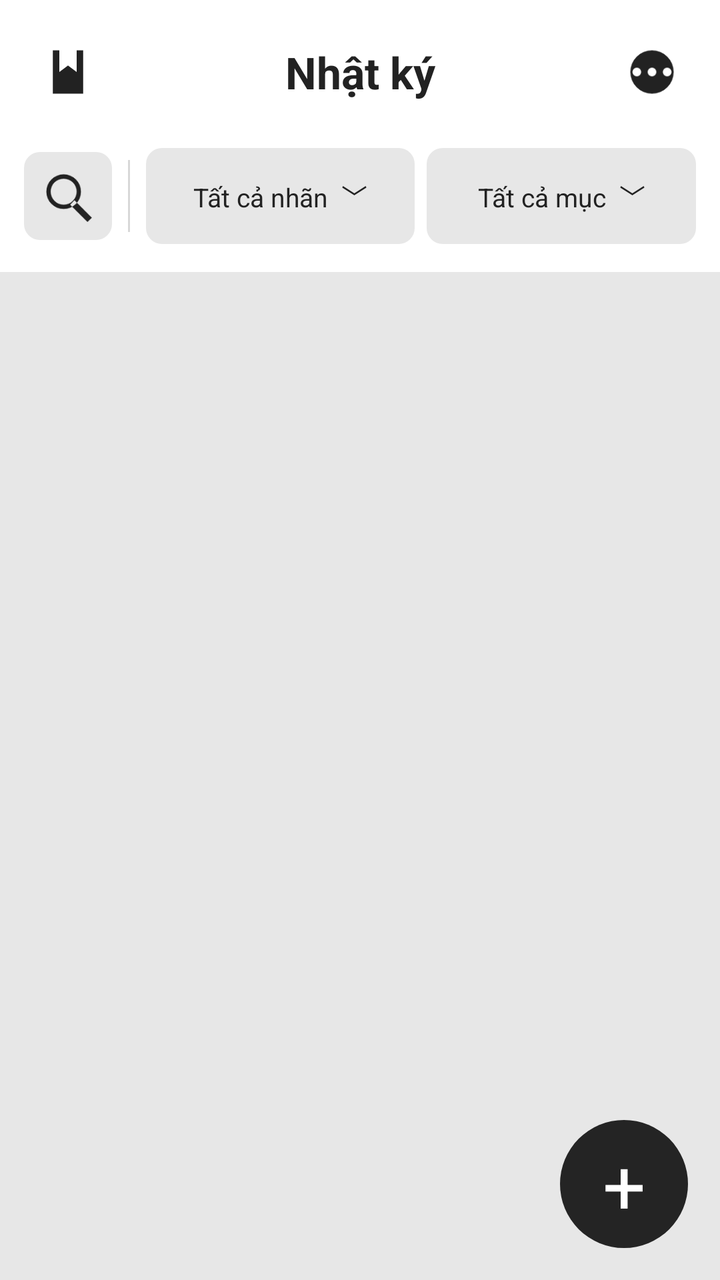
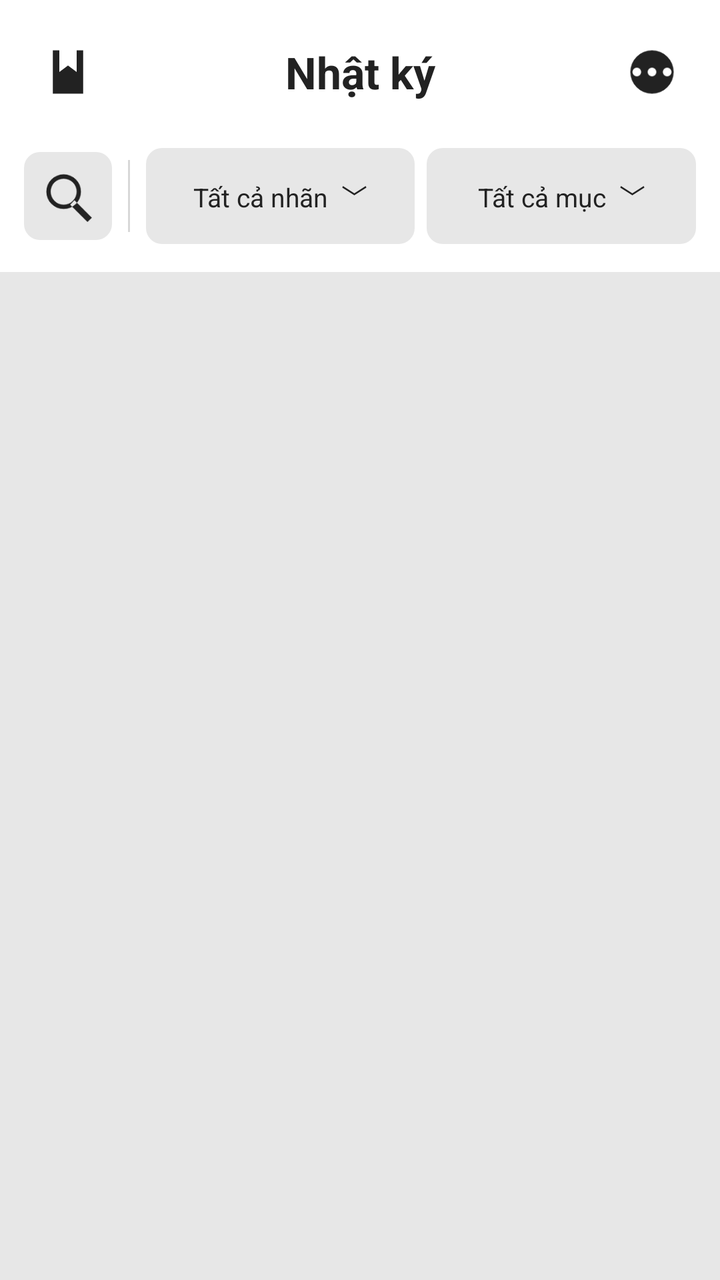

The first picture is an Android layout as it rendered before a commit; the second is the same layout after the commit. The layout source and the unified diff follow.
<!-- AndroidManifest.xml: application theme Theme.TaskManager -->
<!-- res/layout/screen_journal.xml -->
<?xml version="1.0" encoding="utf-8"?>
<FrameLayout xmlns:android="http://schemas.android.com/apk/res/android" xmlns:app="http://schemas.android.com/apk/res-auto" android:layout_width="match_parent" android:layout_height="match_parent" android:background="@color/workspace_canvas">
    <LinearLayout android:layout_width="match_parent" android:layout_height="match_parent" android:orientation="vertical">
        <LinearLayout android:layout_width="match_parent" android:layout_height="72dp" android:padding="12dp" android:background="@color/workspace_surface" android:gravity="center_vertical">
            <ImageButton android:id="@+id/journalBookmark" style="@style/IconButton" app:srcCompat="@drawable/ic_bookmark" android:contentDescription="Lọc kết quả đã đánh dấu" />
            <TextView android:id="@+id/journalToday" android:layout_width="0dp" android:layout_height="match_parent" android:layout_weight="1" android:text="Nhật ký" android:textSize="22sp" android:gravity="center" android:textStyle="bold" android:textColor="@color/workspace_text" />
            <ImageButton android:id="@+id/journalMore" style="@style/IconButton" app:srcCompat="@drawable/ic_more" android:contentDescription="Chọn ngày và tùy chọn Nhật ký" />
        </LinearLayout>
        <LinearLayout android:id="@+id/journalTools" android:layout_width="match_parent" android:layout_height="64dp" android:background="@color/workspace_surface" android:paddingStart="12dp" android:paddingEnd="12dp" android:paddingBottom="12dp" android:gravity="center_vertical">
            <ImageButton android:id="@+id/journalSearchToggle" style="@style/IconButton" android:background="@drawable/control_gray" app:srcCompat="@drawable/ic_search" android:contentDescription="Tìm công việc trong lịch sử" />
            <View android:layout_width="1dp" android:layout_height="36dp" android:layout_marginStart="8dp" android:layout_marginEnd="8dp" android:background="@color/workspace_line" />
            <Button android:id="@+id/journalFilter" style="@style/FlatButton" android:layout_width="0dp" android:layout_height="48dp" android:layout_weight="1" android:text="Tất cả nhãn  ﹀" android:textSize="13sp" />
            <Button android:id="@+id/journalItems" style="@style/FlatButton" android:layout_width="0dp" android:layout_height="48dp" android:layout_weight="1" android:layout_marginStart="6dp" android:text="Tất cả mục  ﹀" android:textSize="13sp" />
        </LinearLayout>
        <EditText android:id="@+id/journalSearch" android:layout_width="match_parent" android:layout_height="48dp" android:background="@color/workspace_surface" android:padding="12dp" android:visibility="gone" android:hint="Tìm công việc hoặc thói quen" android:inputType="text" android:singleLine="true" />
        <TextView android:id="@+id/journalSummary" android:layout_width="match_parent" android:layout_height="wrap_content" android:paddingStart="16dp" android:paddingTop="8dp" android:textSize="12sp" android:textColor="@color/workspace_muted" />
        <ScrollView android:layout_width="match_parent" android:layout_height="0dp" android:layout_weight="1" android:fillViewport="true" android:clipToPadding="false" android:padding="8dp" android:paddingBottom="88dp">
            <LinearLayout android:id="@+id/journalEntries" android:layout_width="match_parent" android:layout_height="wrap_content" android:orientation="vertical" />
        </ScrollView>
    </LinearLayout>
    <TextView android:id="@+id/addNote" style="@style/AddButton" android:layout_width="64dp" android:layout_height="64dp" android:layout_margin="16dp" android:background="@drawable/add_circle" android:textSize="38sp" android:contentDescription="Thêm công việc ở Trang chủ" />
</FrameLayout>
<!-- resources referenced by this layout -->
<resources>
  <color name="workspace_canvas">#E7E7E7</color>
  <color name="workspace_line">#D8D8D8</color>
  <color name="workspace_muted">#555555</color>
  <color name="workspace_surface">#FFFFFF</color>
  <color name="workspace_text">#222222</color>
  <!-- drawable add_circle (drawable) -->
  <shape xmlns:android="http://schemas.android.com/apk/res/android" android:shape="oval"><solid android:color="#242424" /></shape>
  <!-- drawable control_gray (drawable) -->
  <ripple xmlns:android="http://schemas.android.com/apk/res/android" android:color="#20808080"><item><shape><solid android:color="@color/workspace_control" /><corners android:radius="8dp" /></shape></item></ripple>
  <!-- drawable ic_bookmark (drawable) -->
  <vector xmlns:android="http://schemas.android.com/apk/res/android" android:width="24dp" android:height="24dp" android:viewportWidth="24" android:viewportHeight="24"><path android:fillColor="@color/workspace_text" android:fillType="evenOdd" android:pathData="M5,2L19,2L19,22L5,22Z M8,2L8,12L12,9L16,12L16,2Z" /></vector>
  <!-- drawable ic_more (drawable) -->
  <vector xmlns:android="http://schemas.android.com/apk/res/android" android:width="24dp" android:height="24dp" android:viewportWidth="24" android:viewportHeight="24"><path android:fillColor="@color/workspace_text" android:fillType="evenOdd" android:pathData="M12,2A10,10 0,1 0,12,22A10,10 0,1 0,12,2Z M5,10A2,2 0,1 0,5,14A2,2 0,1 0,5,10Z M12,10A2,2 0,1 0,12,14A2,2 0,1 0,12,10Z M19,10A2,2 0,1 0,19,14A2,2 0,1 0,19,10Z" /></vector>
  <!-- drawable ic_search (drawable) -->
  <vector xmlns:android="http://schemas.android.com/apk/res/android" android:width="24dp" android:height="24dp" android:viewportWidth="24" android:viewportHeight="24"><path android:fillColor="@color/workspace_text" android:fillType="evenOdd" android:pathData="M10,2A8,8 0,1 0,10,18A8,8 0,1 0,10,2Z M10,4A6,6 0,1 1,10,16A6,6 0,1 1,10,4Z M15,14L23,22L21,24L13,16Z" /></vector>
  <style name="FlatButton" parent="Widget.AppCompat.Button">
    <item name="android:background">@drawable/control_gray</item><item name="android:backgroundTint">@null</item><item name="backgroundTint">@null</item>
    <item name="android:textColor">@color/workspace_text</item><item name="android:textAllCaps">false</item><item name="android:textSize">16sp</item>
    <item name="android:minHeight">48dp</item><item name="android:minWidth">0dp</item><item name="android:padding">8dp</item><item name="android:gravity">center</item>
    <item name="android:stateListAnimator">@null</item><item name="android:elevation">0dp</item>
   </style>
  <style name="IconButton"><item name="android:layout_width">44dp</item><item name="android:layout_height">44dp</item><item name="android:padding">9dp</item><item name="android:background">?attr/selectableItemBackgroundBorderless</item><item name="android:backgroundTint">@null</item><item name="android:scaleType">fitCenter</item><item name="android:tint">@color/workspace_text</item><item name="android:stateListAnimator">@null</item></style>
  <style name="Theme.TaskManager" parent="Theme.TaskManagerBase" />
  <color name="workspace_control">#E7E7E7</color>
  <string name="add">Thêm</string>
  <style name="Theme.TaskManagerBase" parent="Theme.AppCompat.DayNight.NoActionBar">
          <item name="colorPrimary">#242424</item>
          <item name="colorPrimaryDark">#242424</item>
          <item name="colorAccent">#7874B7</item>
          <item name="android:fontFamily">sans-serif</item><item name="buttonStyle">@style/FlatButton</item><item name="android:buttonStyle">@style/FlatButton</item>
          <item name="android:textColor">@color/workspace_text</item>
          <item name="android:windowLightStatusBar">@bool/light_system_bars</item>
          <item name="android:statusBarColor">@color/workspace_surface</item>
          <item name="android:navigationBarColor">#242424</item>
          
          <item name="android:windowBackground">@color/workspace_surface</item>
      </style>
</resources>

<!-- the commit's change to res/layout/screen_journal.xml (unified diff, before → after) -->
@@ -14,9 +14,8 @@
         </LinearLayout>
         <EditText android:id="@+id/journalSearch" android:layout_width="match_parent" android:layout_height="48dp" android:background="@color/workspace_surface" android:padding="12dp" android:visibility="gone" android:hint="Tìm công việc hoặc thói quen" android:inputType="text" android:singleLine="true" />
         <TextView android:id="@+id/journalSummary" android:layout_width="match_parent" android:layout_height="wrap_content" android:paddingStart="16dp" android:paddingTop="8dp" android:textSize="12sp" android:textColor="@color/workspace_muted" />
-        <ScrollView android:layout_width="match_parent" android:layout_height="0dp" android:layout_weight="1" android:fillViewport="true" android:clipToPadding="false" android:padding="8dp" android:paddingBottom="88dp">
+        <ScrollView android:layout_width="match_parent" android:layout_height="0dp" android:layout_weight="1" android:fillViewport="true" android:clipToPadding="false" android:padding="8dp">
             <LinearLayout android:id="@+id/journalEntries" android:layout_width="match_parent" android:layout_height="wrap_content" android:orientation="vertical" />
         </ScrollView>
     </LinearLayout>
-    <TextView android:id="@+id/addNote" style="@style/AddButton" android:layout_width="64dp" android:layout_height="64dp" android:layout_margin="16dp" android:background="@drawable/add_circle" android:textSize="38sp" android:contentDescription="Thêm công việc ở Trang chủ" />
 </FrameLayout>
<!-- resource entries referenced after the edit -->
@@ -5,8 +5,6 @@
   <color name="workspace_muted">#555555</color>
   <color name="workspace_surface">#FFFFFF</color>
   <color name="workspace_text">#222222</color>
-  <!-- drawable add_circle (drawable) -->
-  <shape xmlns:android="http://schemas.android.com/apk/res/android" android:shape="oval"><solid android:color="#242424" /></shape>
   <!-- drawable control_gray (drawable) -->
   <ripple xmlns:android="http://schemas.android.com/apk/res/android" android:color="#20808080"><item><shape><solid android:color="@color/workspace_control" /><corners android:radius="8dp" /></shape></item></ripple>
   <!-- drawable ic_bookmark (drawable) -->
@@ -24,7 +22,6 @@
   <style name="IconButton"><item name="android:layout_width">44dp</item><item name="android:layout_height">44dp</item><item name="android:padding">9dp</item><item name="android:background">?attr/selectableItemBackgroundBorderless</item><item name="android:backgroundTint">@null</item><item name="android:scaleType">fitCenter</item><item name="android:tint">@color/workspace_text</item><item name="android:stateListAnimator">@null</item></style>
   <style name="Theme.TaskManager" parent="Theme.TaskManagerBase" />
   <color name="workspace_control">#E7E7E7</color>
-  <string name="add">Thêm</string>
   <style name="Theme.TaskManagerBase" parent="Theme.AppCompat.DayNight.NoActionBar">
           <item name="colorPrimary">#242424</item>
           <item name="colorPrimaryDark">#242424</item>
